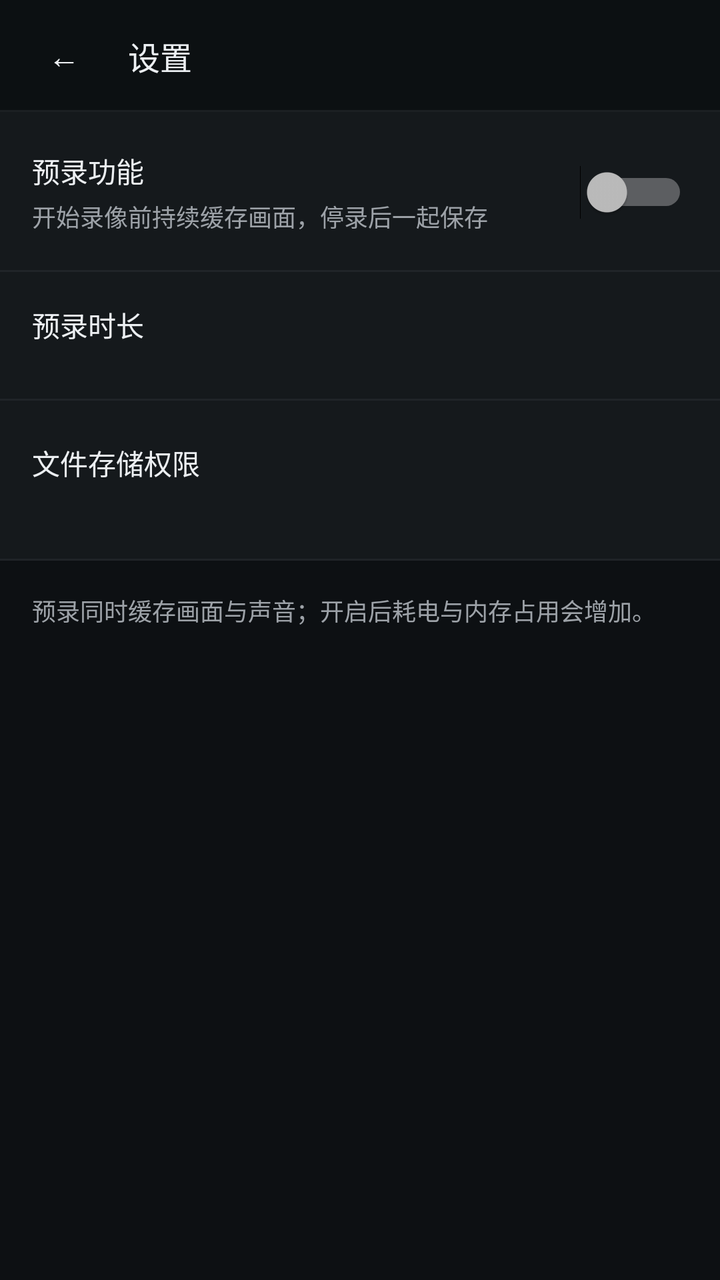
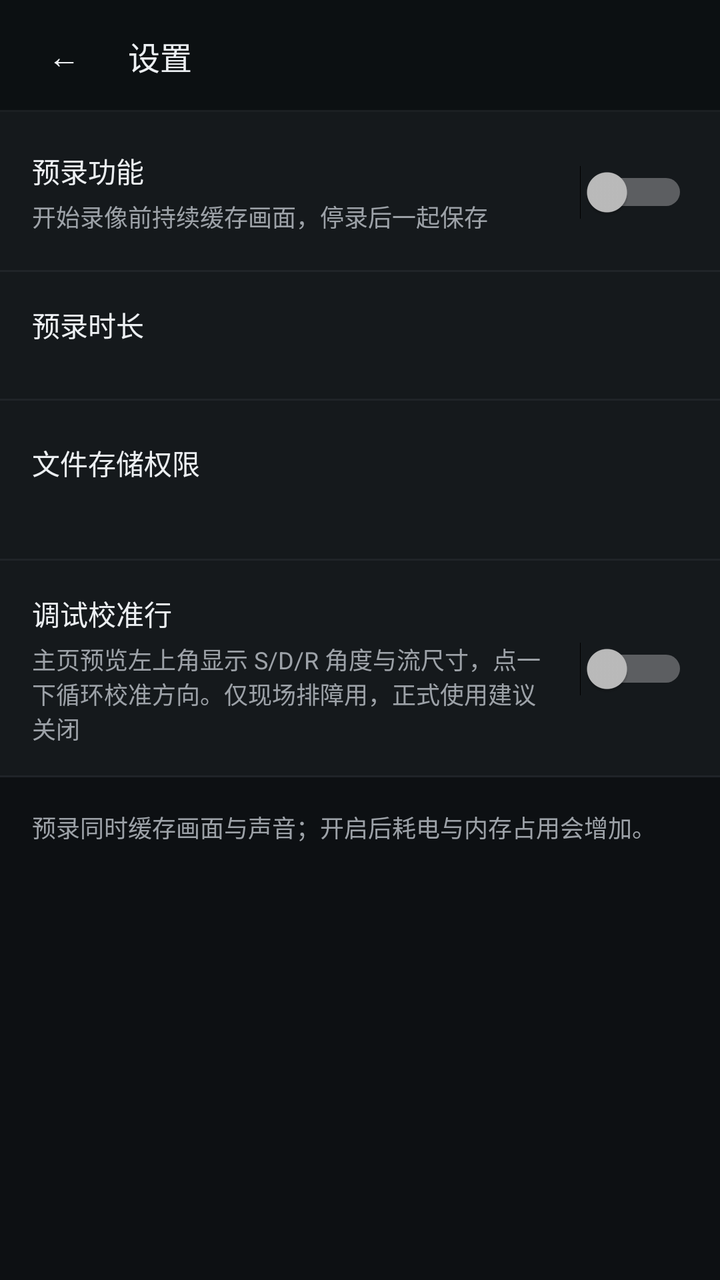

An Android layout rendered at two revisions. The XML below is the earlier revision; the diff shows what the commit changed to produce the second picture.
<!-- AndroidManifest.xml: application theme Theme.BodyCam -->
<!-- res/layout/activity_settings.xml -->
<?xml version="1.0" encoding="utf-8"?>
<LinearLayout xmlns:android="http://schemas.android.com/apk/res/android"
    xmlns:tools="http://schemas.android.com/tools"
    android:layout_width="match_parent"
    android:layout_height="match_parent"
    android:background="@color/paper"
    android:orientation="vertical">

    
    <LinearLayout
        android:layout_width="match_parent"
        android:layout_height="@dimen/top_bar_height"
        android:background="@drawable/bg_top_bar"
        android:gravity="center_vertical"
        android:orientation="horizontal"
        android:paddingHorizontal="@dimen/space_xs">

        <TextView
            android:id="@+id/btnBack"
            style="@style/BodyCamTitle"
            android:layout_width="@dimen/touch_target"
            android:layout_height="@dimen/touch_target"
            android:background="@drawable/bg_icon_button"
            android:clickable="true"
            android:contentDescription="@string/action_back"
            android:focusable="true"
            android:gravity="center"
            android:text="@string/glyph_back"
            android:textColor="@color/ink" />

        <TextView
            style="@style/BodyCamTitle"
            android:layout_width="wrap_content"
            android:layout_height="wrap_content"
            android:layout_marginStart="@dimen/space_xs"
            android:text="@string/title_settings" />
    </LinearLayout>

    <ScrollView
        android:layout_width="match_parent"
        android:layout_height="match_parent">

        <LinearLayout
            android:layout_width="match_parent"
            android:layout_height="wrap_content"
            android:orientation="vertical"
            android:paddingBottom="@dimen/space_xl">

            
            <LinearLayout
                android:layout_width="match_parent"
                android:layout_height="wrap_content"
                android:background="@drawable/bg_row"
                android:gravity="center_vertical"
                android:orientation="horizontal"
                android:paddingHorizontal="@dimen/space_md"
                android:paddingVertical="@dimen/space_md">

                <LinearLayout
                    android:layout_width="0dp"
                    android:layout_height="wrap_content"
                    android:layout_weight="1"
                    android:orientation="vertical">

                    <TextView
                        style="@style/BodyCamLabel"
                        android:layout_width="wrap_content"
                        android:layout_height="wrap_content"
                        android:text="@string/settings_pre_record_title" />

                    <TextView
                        style="@style/BodyCamHint"
                        android:layout_width="match_parent"
                        android:layout_height="wrap_content"
                        android:layout_marginTop="@dimen/space_2xs"
                        android:text="@string/settings_pre_record_summary" />
                </LinearLayout>

                <Switch
                    android:id="@+id/swPreRecord"
                    android:layout_width="wrap_content"
                    android:layout_height="wrap_content"
                    android:layout_marginStart="@dimen/space_sm"
                    android:minWidth="@dimen/touch_target"
                    android:minHeight="@dimen/touch_target" />
            </LinearLayout>

            
            <LinearLayout
                android:id="@+id/durationSection"
                android:layout_width="match_parent"
                android:layout_height="wrap_content"
                android:background="@drawable/bg_row"
                android:orientation="vertical"
                android:paddingHorizontal="@dimen/space_md"
                android:paddingVertical="@dimen/space_md">

                <TextView
                    style="@style/BodyCamLabel"
                    android:layout_width="wrap_content"
                    android:layout_height="wrap_content"
                    android:text="@string/settings_pre_record_duration_title" />

                <RadioGroup
                    android:id="@+id/rgDuration"
                    android:layout_width="match_parent"
                    android:layout_height="wrap_content"
                    android:layout_marginTop="@dimen/space_sm"
                    android:orientation="horizontal" />
            </LinearLayout>

            
            <LinearLayout
                android:id="@+id/storageRow"
                android:layout_width="match_parent"
                android:layout_height="wrap_content"
                android:background="@drawable/bg_row"
                android:clickable="true"
                android:focusable="true"
                android:gravity="center_vertical"
                android:orientation="horizontal"
                android:paddingHorizontal="@dimen/space_md"
                android:paddingVertical="@dimen/space_md">

                <LinearLayout
                    android:layout_width="0dp"
                    android:layout_height="wrap_content"
                    android:layout_weight="1"
                    android:orientation="vertical">

                    <TextView
                        style="@style/BodyCamLabel"
                        android:layout_width="wrap_content"
                        android:layout_height="wrap_content"
                        android:text="@string/settings_storage_title" />

                    <TextView
                        android:id="@+id/storageStatus"
                        style="@style/BodyCamHint"
                        android:layout_width="match_parent"
                        android:layout_height="wrap_content"
                        android:layout_marginTop="@dimen/space_2xs" />
                </LinearLayout>

                <TextView
                    android:id="@+id/storageAction"
                    style="@style/BodyCamLabel"
                    android:layout_width="wrap_content"
                    android:layout_height="@dimen/touch_target"
                    android:layout_marginStart="@dimen/space_sm"
                    android:gravity="center"
                    android:paddingHorizontal="@dimen/space_sm"
                    android:textColor="@color/accent" />
            </LinearLayout>

            
            <TextView
                style="@style/BodyCamHint"
                android:layout_width="match_parent"
                android:layout_height="wrap_content"
                android:layout_marginTop="@dimen/space_md"
                android:paddingHorizontal="@dimen/space_md"
                android:text="@string/settings_pre_record_hint"
                tools:ignore="RtlSymmetry" />
        </LinearLayout>
    </ScrollView>
</LinearLayout>
<!-- resources referenced by this layout -->
<resources>
  <color name="accent">#F7B83D</color>
  <color name="ink">#ECEFF2</color>
  <color name="paper">#0D1013</color>
  <dimen name="space_2xs">4dp</dimen>
  <dimen name="space_md">16dp</dimen>
  <dimen name="space_sm">12dp</dimen>
  <dimen name="space_xl">32dp</dimen>
  <dimen name="space_xs">8dp</dimen>
  <dimen name="top_bar_height">56dp</dimen>
  <dimen name="touch_target">48dp</dimen>
  <!-- drawable bg_icon_button (drawable) -->
  <?xml version="1.0" encoding="utf-8"?>
  <selector xmlns:android="http://schemas.android.com/apk/res/android">
  
      <item android:state_focused="true">
          <shape android:shape="oval">
              <solid android:color="@android:color/transparent" />
              <stroke
                  android:width="@dimen/rule_strong"
                  android:color="@color/accent" />
          </shape>
      </item>
  
      <item>
          <ripple android:color="@color/ripple_on_paper">
              <item android:drawable="@android:color/transparent" />
          </ripple>
      </item>
  </selector>
  <!-- drawable bg_row (drawable) -->
  <?xml version="1.0" encoding="utf-8"?>
  <layer-list xmlns:android="http://schemas.android.com/apk/res/android">
      <item>
          <shape android:shape="rectangle">
              <solid android:color="@color/paper_2" />
          </shape>
      </item>
      <item
          android:gravity="bottom"
          android:height="@dimen/rule_hair">
          <shape android:shape="rectangle">
              <solid android:color="@color/rule" />
          </shape>
      </item>
  </layer-list>
  <!-- drawable bg_top_bar (drawable) -->
  <?xml version="1.0" encoding="utf-8"?>
  <layer-list xmlns:android="http://schemas.android.com/apk/res/android">
      <item>
          <shape android:shape="rectangle">
              <solid android:color="@color/scrim_bar" />
          </shape>
      </item>
      <item
          android:gravity="bottom"
          android:height="@dimen/rule_hair">
          <shape android:shape="rectangle">
              <solid android:color="@color/rule" />
          </shape>
      </item>
  </layer-list>
  <string name="action_back">返回</string>
  <string name="glyph_back">←</string>
  <string name="settings_pre_record_duration_title">预录时长</string>
  <string name="settings_pre_record_hint">预录同时缓存画面与声音；开启后耗电与内存占用会增加。</string>
  <string name="settings_pre_record_summary">开始录像前持续缓存画面，停录后一起保存</string>
  <string name="settings_pre_record_title">预录功能</string>
  <string name="settings_storage_title">文件存储权限</string>
  <string name="title_settings">设置</string>
  <style name="BodyCamHint">
          <item name="android:fontFamily">sans-serif</item>
          <item name="android:textSize">@dimen/text_sm</item>
          <item name="android:textColor">@color/muted</item>
          <item name="android:includeFontPadding">false</item>
      </style>
  <style name="BodyCamLabel">
          <item name="android:fontFamily">sans-serif-medium</item>
          <item name="android:textSize">@dimen/text_md</item>
          <item name="android:textColor">@color/ink</item>
          <item name="android:includeFontPadding">false</item>
      </style>
  <style name="BodyCamTitle">
          <item name="android:fontFamily">sans-serif-medium</item>
          <item name="android:textSize">@dimen/text_lg</item>
          <item name="android:textColor">@color/ink</item>
      </style>
  <dimen name="rule_strong">2dp</dimen>
  <color name="ripple_on_paper">#33ECEFF2</color>
  <color name="paper_2">#15191C</color>
  <dimen name="rule_hair">1dp</dimen>
  <color name="rule">#802D3135</color>
  <color name="scrim_bar">#800D1013</color>
  <dimen name="text_sm">12sp</dimen>
  <color name="muted">#9DA2A8</color>
  <dimen name="text_md">14sp</dimen>
  <dimen name="text_lg">16sp</dimen>
  <color name="ink_2">#C3C8CC</color>
  <!-- unchanged entries left out for length: 1 -->
</resources>

<!-- the commit's change to res/layout/activity_settings.xml (unified diff, before → after) -->
@@ -154,6 +154,45 @@
             </LinearLayout>
 
             
+            <LinearLayout
+                android:layout_width="match_parent"
+                android:layout_height="wrap_content"
+                android:background="@drawable/bg_row"
+                android:gravity="center_vertical"
+                android:orientation="horizontal"
+                android:paddingHorizontal="@dimen/space_md"
+                android:paddingVertical="@dimen/space_md">
+
+                <LinearLayout
+                    android:layout_width="0dp"
+                    android:layout_height="wrap_content"
+                    android:layout_weight="1"
+                    android:orientation="vertical">
+
+                    <TextView
+                        style="@style/BodyCamLabel"
+                        android:layout_width="wrap_content"
+                        android:layout_height="wrap_content"
+                        android:text="@string/settings_debug_overlay_title" />
+
+                    <TextView
+                        style="@style/BodyCamHint"
+                        android:layout_width="match_parent"
+                        android:layout_height="wrap_content"
+                        android:layout_marginTop="@dimen/space_2xs"
+                        android:text="@string/settings_debug_overlay_summary" />
+                </LinearLayout>
+
+                <Switch
+                    android:id="@+id/swDebugOverlay"
+                    android:layout_width="wrap_content"
+                    android:layout_height="wrap_content"
+                    android:layout_marginStart="@dimen/space_sm"
+                    android:minWidth="@dimen/touch_target"
+                    android:minHeight="@dimen/touch_target" />
+            </LinearLayout>
+
+            
             <TextView
                 style="@style/BodyCamHint"
                 android:layout_width="match_parent"
<!-- resource entries referenced after the edit -->
@@ -63,6 +63,8 @@
   </layer-list>
   <string name="action_back">返回</string>
   <string name="glyph_back">←</string>
+  <string name="settings_debug_overlay_summary">主页预览左上角显示 S/D/R 角度与流尺寸，点一下循环校准方向。仅现场排障用，正式使用建议关闭</string>
+  <string name="settings_debug_overlay_title">调试校准行</string>
   <string name="settings_pre_record_duration_title">预录时长</string>
   <string name="settings_pre_record_hint">预录同时缓存画面与声音；开启后耗电与内存占用会增加。</string>
   <string name="settings_pre_record_summary">开始录像前持续缓存画面，停录后一起保存</string>
